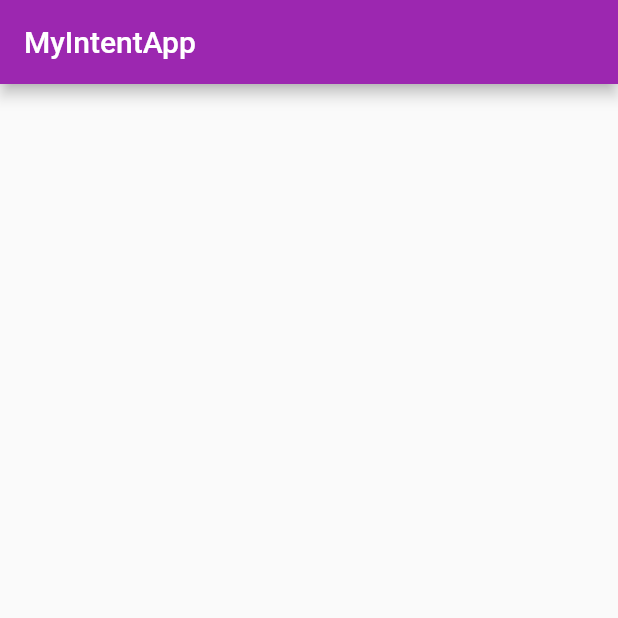
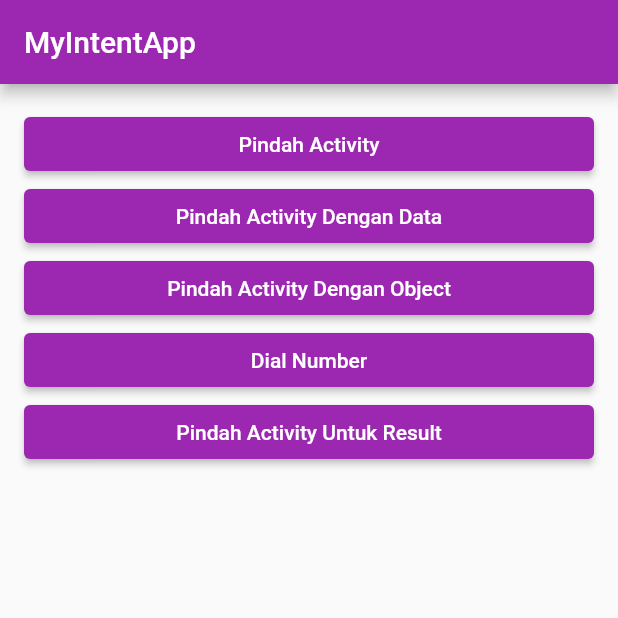
Before and after one commit to roiskhoiron/flutter_my_intent_app, a Flutter app: the screen it shows after launch, on a phone screen of 412 x 824 dp, the top half of it. Run offline on Flutter 3.47's test engine with Material 2 defaults, Android fonts, the phone set to English and light mode, and no system bars.

Commit message:
add 5 button

```diff
--- a/lib/main.dart
+++ b/lib/main.dart
@@ -24,7 +24,6 @@ class MyHomePage extends StatefulWidget {
 }
 
 class _MyHomePageState extends State<MyHomePage> {
-
   @override
   Widget build(BuildContext context) {
     return Scaffold(
@@ -32,6 +31,23 @@ class _MyHomePageState extends State<MyHomePage> {
         title: Text("MyIntentApp"),
         backgroundColor: Colors.purple,
       ),
+      body: Container(
+        padding: EdgeInsets.all(16.0),
+        child: ListView(
+          children: [
+            Column(
+              crossAxisAlignment: CrossAxisAlignment.stretch,
+              children: [
+                ElevatedButton(onPressed: () {}, child: Text("Pindah Activity")),
+                ElevatedButton(onPressed: () {}, child: Text("Pindah Activity Dengan Data")),
+                ElevatedButton(onPressed: () {}, child: Text("Pindah Activity Dengan Object")),
+                ElevatedButton(onPressed: () {}, child: Text("Dial Number")),
+                ElevatedButton(onPressed: () {}, child: Text("Pindah Activity Untuk Result")),
+              ],
+            )
+          ],
+        ),
+      ),
     );
   }
 }
```
